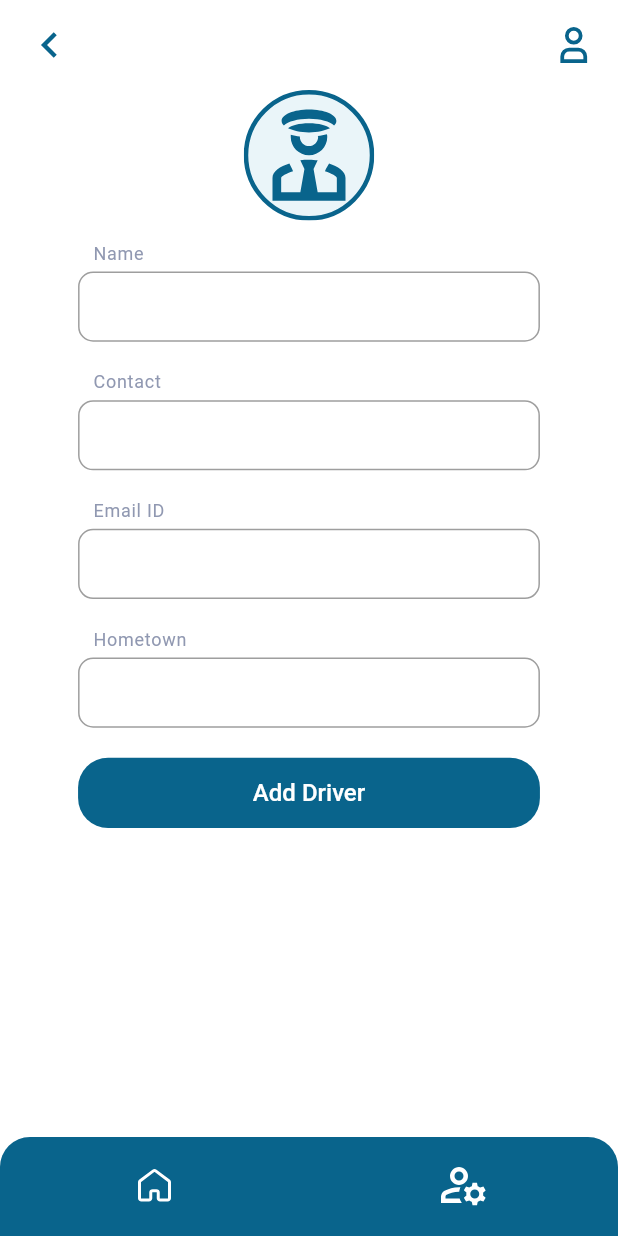
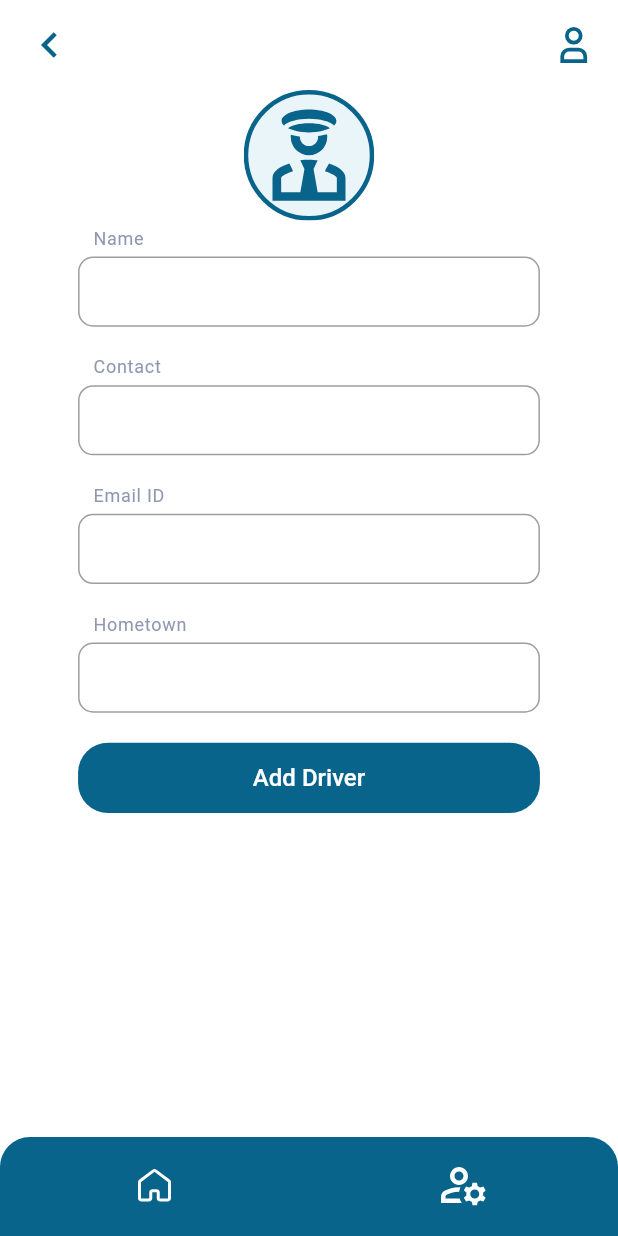
Before and after one commit to pranav243/AfourathonCabWala, a Flutter app: the AddDriver screen opened by its route, on a phone screen of 412 x 824 dp. Run offline on Flutter 3.47's test engine with Material 2 defaults, Android fonts, the light colour scheme and no system bars; our stand-ins replace flutter_screenutil, flutter_svg; Roboto replaces fonts that are missing (Poppins).

Commit message:
For ubuntu

```diff
--- a/lib/add_driver.dart
+++ b/lib/add_driver.dart
@@ -28,14 +28,12 @@ class _AddDriverState extends State<AddDriver> {
               ],
             ),
             const SizedBox(
-              height: 15,
+              height: 5,
             ),
-            // InputBox("Driver ID"),
             InputBox("Name", TextInputType.name),
             InputBox("Contact", TextInputType.phone),
             InputBox("Email ID", TextInputType.emailAddress),
             InputBox("Hometown", TextInputType.name),
-
             Container(
               alignment: Alignment.center,
               width: 307.91,
```
Also changed, not shown: images/cabbig.svg (added).
